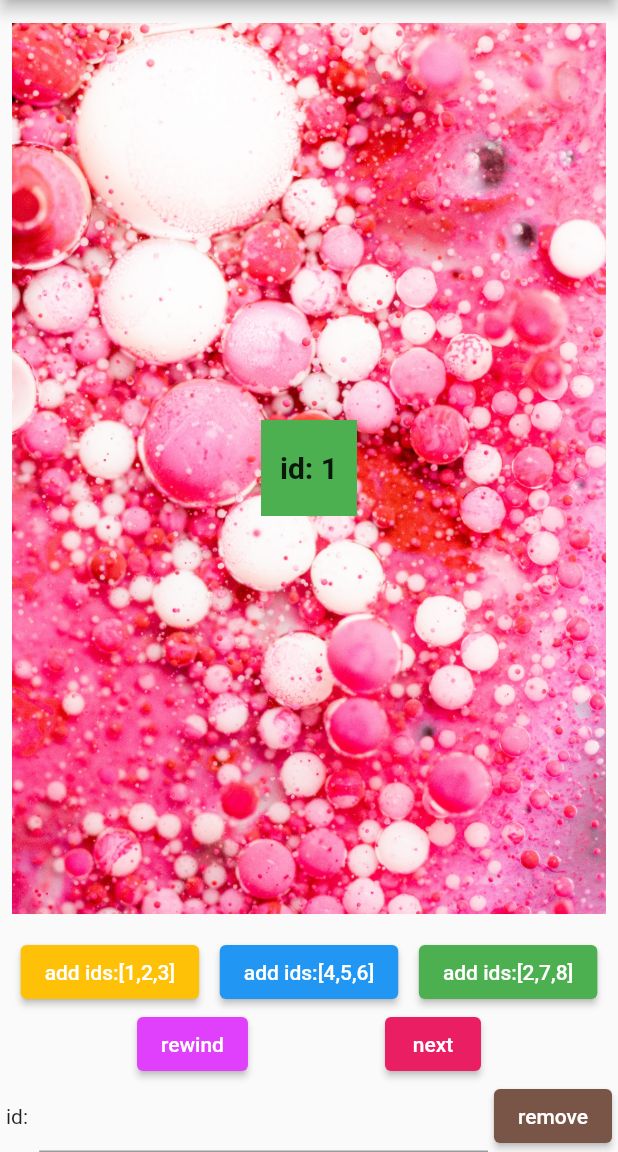
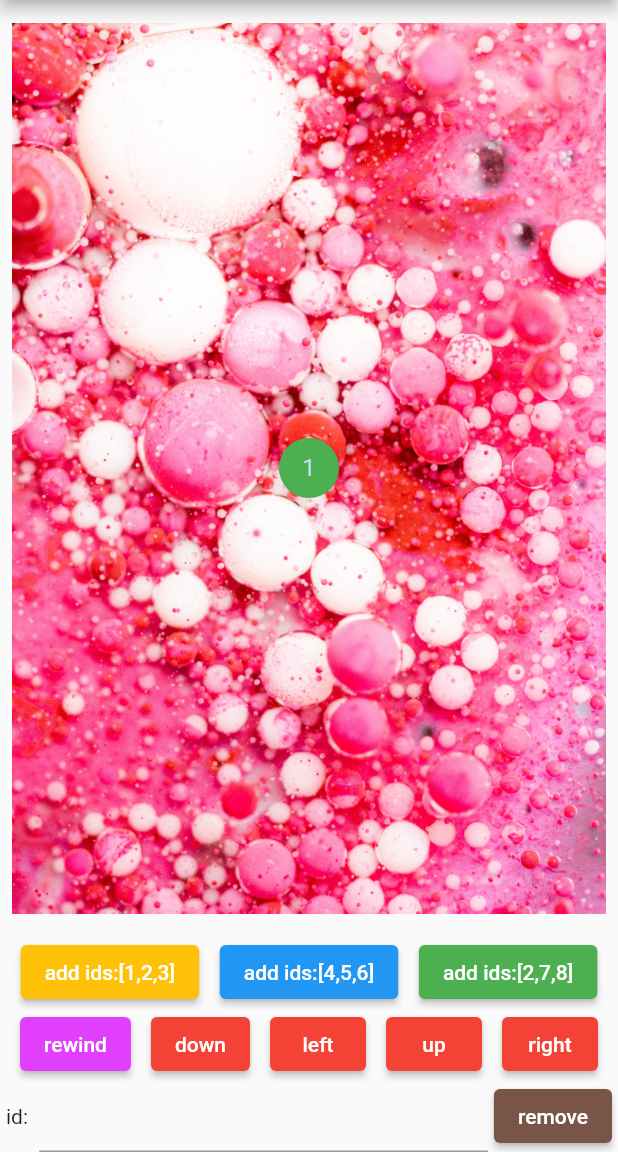
Before and after one commit to HeavenOSK/flutter_swipeable_stack, a Flutter app: the screen it shows after launch, on a phone screen of 412 x 824 dp, the part 84-1236 px from its top. Run offline on Flutter 3.47's test engine with Material 2 defaults, Android fonts, the phone set to English and light mode, and no system bars.

Commit message:
modify: example with card label

```diff
--- a/example/lib/main.dart
+++ b/example/lib/main.dart
@@ -1,6 +1,10 @@
+import 'dart:math' as math;
+
 import 'package:example/card_data.dart';
 import 'package:flutter/material.dart';
 import 'package:swipeable_stack/swipeable_stack.dart';
+
+import 'card_label.dart';
 
 void main() {
   WidgetsFlutterBinding.ensureInitialized();
@@ -92,36 +96,67 @@ class _HomeState extends State<Home> {
                       child: Padding(
                         padding: const EdgeInsets.all(8),
                         child: SwipeableStack<CardData>(
+                          stackClipBehaviour: Clip.none,
                           controller: _controller,
                           dataSet: _cards,
+                          overlayBuilder: (
+                            context,
+                            constraints,
+                            data,
+                            direction,
+                            swipeProgress,
+                          ) {
+                            final opacity = math.min<double>(swipeProgress, 1);
+
+                            final isRight = direction == SwipeDirection.right;
+                            final isLeft = direction == SwipeDirection.left;
+                            final isUp = direction == SwipeDirection.up;
+                            final isDown = direction == SwipeDirection.down;
+                            return Padding(
+                              padding: const EdgeInsets.all(48),
+                              child: Stack(
+                                children: [
+                                  Opacity(
+                                    opacity: isRight ? opacity : 0,
+                                    child: CardLabel.right(),
+                                  ),
+                                  Opacity(
+                                    opacity: isLeft ? opacity : 0,
+                                    child: CardLabel.left(),
+                                  ),
+                                  Opacity(
+                                    opacity: isUp ? opacity : 0,
+                                    child: CardLabel.up(),
+                                  ),
+                                  Opacity(
+                                    opacity: isDown ? opacity : 0,
+                                    child: CardLabel.down(),
+                                  ),
+                                ],
+                              ),
+                            );
+                          },
                           builder: (context, data, constraints) {
                             return Center(
                               child: ConstrainedBox(
                                 constraints: constraints,
+                                child: Center(
                                   child: Stack(
                                     children: [
-                                    Center(
+                                      Positioned.fill(
                                         child: Image.asset(
                                           data.path,
                                           height: constraints.maxHeight,
                                         ),
                                       ),
                                       Center(
-                                      child: Container(
-                                        width: 64,
-                                        height: 64,
-                                        alignment: Alignment.center,
-                                        color: data.color,
-                                        child: Text(
-                                          'id: ${data.id}',
-                                          style: const TextStyle(
-                                            fontSize: 20,
-                                            fontWeight: FontWeight.bold,
-                                          ),
-                                        ),
+                                        child: CircleAvatar(
+                                          backgroundColor: Colors.green,
+                                          child: Text(data.id),
                                         ),
                                       ),
                                     ],
+                                  ),
                                 ),
                               ),
                             );
@@ -171,10 +206,31 @@ class _HomeState extends State<Home> {
                         ),
                         _button(
                           onPressed: () => _controller.next(
+                            swipeDirection: SwipeDirection.down,
+                          ),
+                          color: Colors.red,
+                          label: 'down',
+                        ),
+                        _button(
+                          onPressed: () => _controller.next(
+                            swipeDirection: SwipeDirection.left,
+                          ),
+                          color: Colors.red,
+                          label: 'left',
+                        ),
+                        _button(
+                          onPressed: () => _controller.next(
+                            swipeDirection: SwipeDirection.up,
+                          ),
+                          color: Colors.red,
+                          label: 'up',
+                        ),
+                        _button(
+                          onPressed: () => _controller.next(
                             swipeDirection: SwipeDirection.right,
                           ),
-                          color: Colors.pink,
-                          label: 'next',
+                          color: Colors.red,
+                          label: 'right',
                         ),
                       ],
                     ),
--- a/lib/src/card_display_information.dart
+++ b/lib/src/card_display_information.dart
@@ -47,7 +47,7 @@ class CardDisplayInformation {
       'localPosition:$localPosition'
       ')';
 
-  CardDisplayInformation clone() => CardDisplayInformation(
+  CardDisplayInformation cloned() => CardDisplayInformation(
         startPosition: startPosition,
         currentPosition: currentPosition,
         localPosition: localPosition,
--- a/lib/src/identifiable.dart
+++ b/lib/src/identifiable.dart
@@ -1,5 +1,3 @@
-import 'package:collection/collection.dart';
-
 abstract class Identifiable {
   String get id;
 
@@ -26,8 +24,4 @@ extension DifferenceX on List<Identifiable> {
     final newDataSet = Set<T>.from(newData);
     return oldDataSet.difference(newDataSet);
   }
-
-  Identifiable? get(String id) => this.firstWhereOrNull(
-        (element) => element.id == id,
-      );
 }
```
Also changed, not shown: example/lib/card_label.dart (added, +98 -0 lines), lib/src/swipeable_stack.dart (+126 -12 lines), 2 other files. Lines whose indentation alone changed are shown as unchanged.
